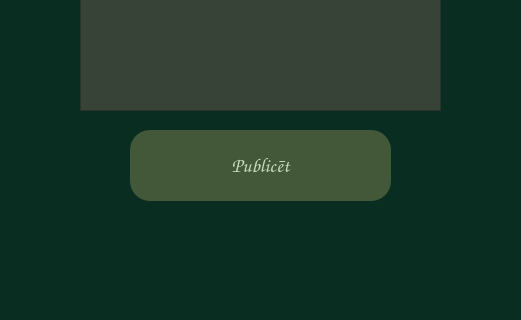
The window that ui/news.ui (tebuu24/Senu-kolekcionars-2025) describes before a commit, drawn with Qt 5; both pictures show x 0 to 521 and y 530 to 850 of the 521 by 850 pixel window.
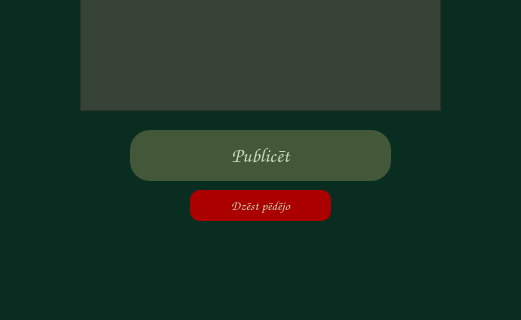
The same window after the commit.

```diff
--- a/ui/news.ui
+++ b/ui/news.ui
@@ -869,19 +869,19 @@
       <x>130</x>
       <y>660</y>
       <width>261</width>
-      <height>71</height>
+      <height>51</height>
      </rect>
     </property>
     <property name="minimumSize">
      <size>
-      <width>151</width>
-      <height>41</height>
+      <width>261</width>
+      <height>51</height>
      </size>
     </property>
     <property name="maximumSize">
      <size>
-      <width>6666</width>
-      <height>66666</height>
+      <width>261</width>
+      <height>51</height>
      </size>
     </property>
     <property name="palette">
@@ -1080,7 +1080,7 @@
     <property name="geometry">
      <rect>
       <x>60</x>
-      <y>760</y>
+      <y>770</y>
       <width>401</width>
       <height>41</height>
      </rect>
@@ -1293,6 +1293,45 @@
      <string/>
     </property>
    </widget>
+   <widget class="QPushButton" name="deletebutton">
+    <property name="geometry">
+     <rect>
+      <x>190</x>
+      <y>720</y>
+      <width>141</width>
+      <height>31</height>
+     </rect>
+    </property>
+    <property name="minimumSize">
+     <size>
+      <width>141</width>
+      <height>31</height>
+     </size>
+    </property>
+    <property name="maximumSize">
+     <size>
+      <width>141</width>
+      <height>31</height>
+     </size>
+    </property>
+    <property name="font">
+     <font>
+      <family>Comic Sans MS</family>
+      <pointsize>10</pointsize>
+     </font>
+    </property>
+    <property name="styleSheet">
+     <string notr="true">border-radius: 10px;
+background-color: rgb(170, 0, 0);
+color: rgb(199, 218, 186);</string>
+    </property>
+    <property name="locale">
+     <locale language="Latvian" country="Latvia"/>
+    </property>
+    <property name="text">
+     <string>Dzēst pēdējo</string>
+    </property>
+   </widget>
   </widget>
   <widget class="QStatusBar" name="statusbar"/>
  </widget>
```
Left out of the diff: 18 changed lines with no effect on the pictures.
